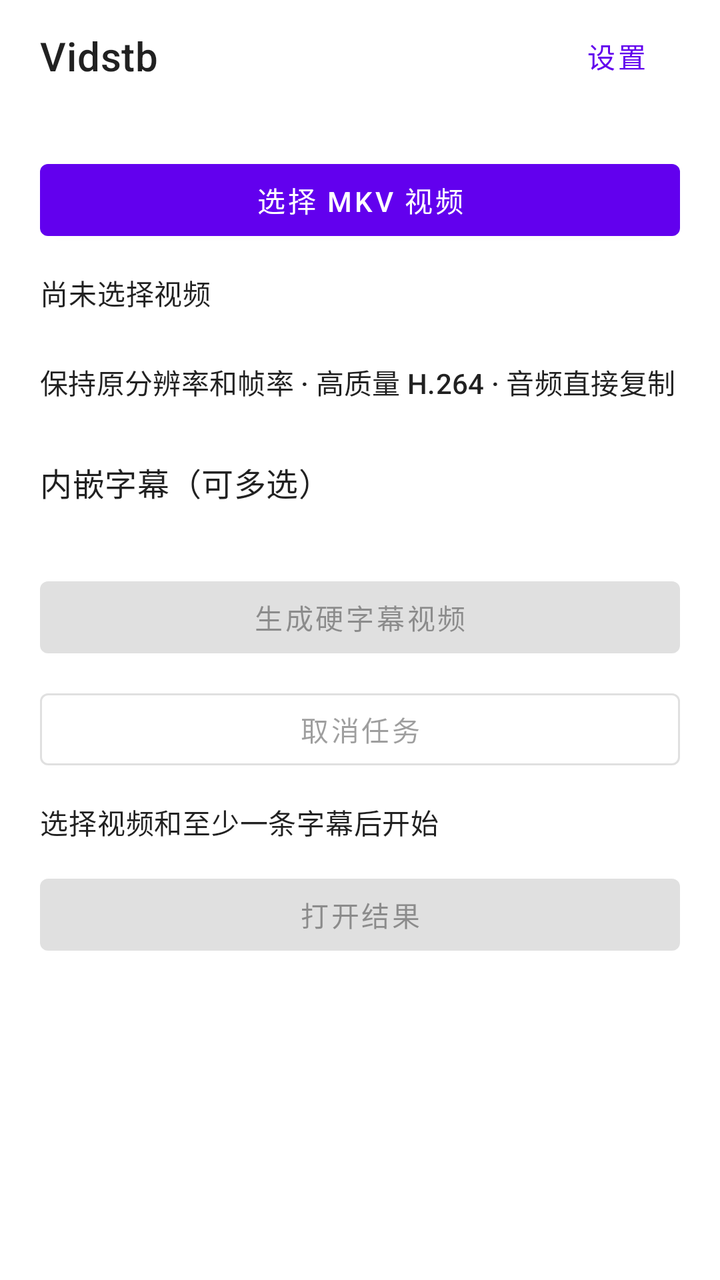
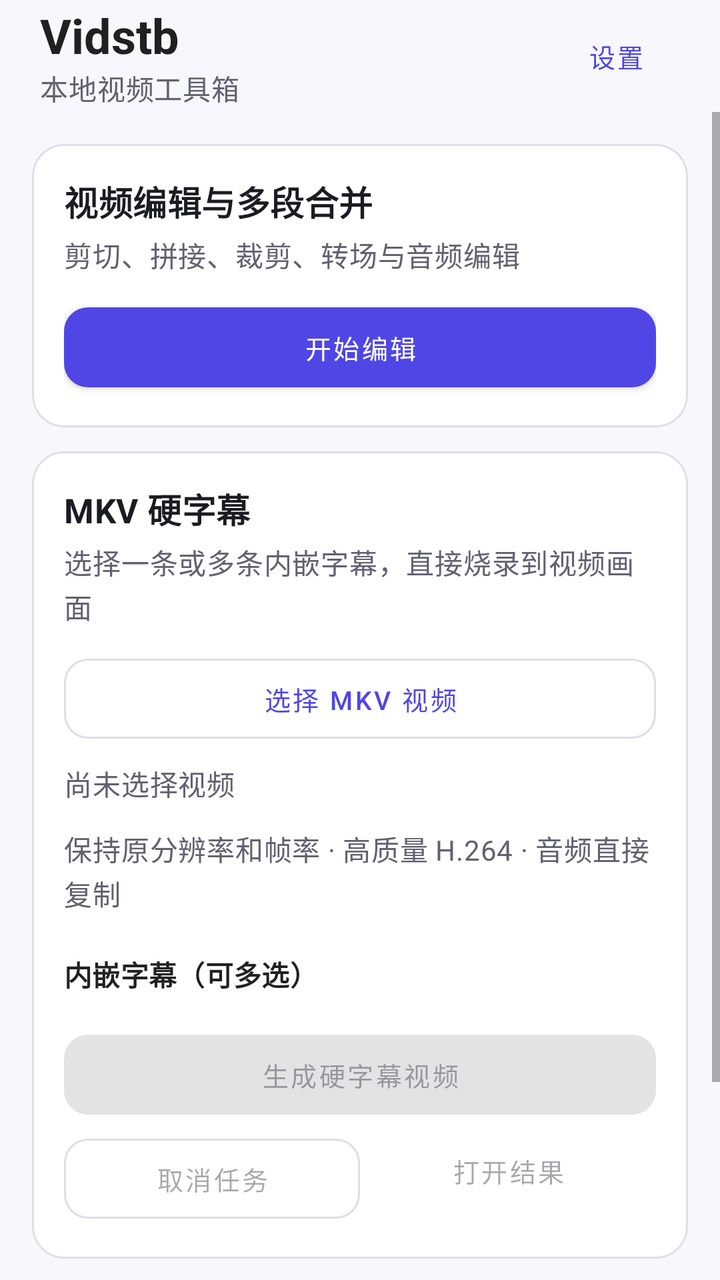

Before-and-after screenshots of an Android layout around one commit, followed by the original layout XML and the change that was made.
<!-- AndroidManifest.xml: application theme Theme.Vidstb -->
<!-- res/layout/activity_main.xml -->
<?xml version="1.0" encoding="utf-8"?>
<LinearLayout xmlns:android="http://schemas.android.com/apk/res/android"
    android:id="@+id/rootLayout"
    android:layout_width="match_parent"
    android:layout_height="match_parent"
    android:orientation="vertical">

    <LinearLayout
        android:layout_width="match_parent"
        android:layout_height="?attr/actionBarSize"
        android:gravity="center_vertical"
        android:orientation="horizontal"
        android:paddingStart="20dp"
        android:paddingEnd="8dp">

        <TextView
            android:layout_width="0dp"
            android:layout_height="wrap_content"
            android:layout_weight="1"
            android:text="@string/app_name"
            android:textAppearance="?attr/textAppearanceHeadline6" />

        <com.google.android.material.button.MaterialButton
            android:id="@+id/settingsButton"
            style="@style/Widget.MaterialComponents.Button.TextButton"
            android:layout_width="wrap_content"
            android:layout_height="wrap_content"
            android:text="@string/settings" />
    </LinearLayout>

    <ScrollView
        android:layout_width="match_parent"
        android:layout_height="0dp"
        android:layout_weight="1"
        android:fillViewport="true">

        <LinearLayout
            android:layout_width="match_parent"
            android:layout_height="wrap_content"
            android:orientation="vertical"
            android:padding="20dp">

            <com.google.android.material.button.MaterialButton
                android:id="@+id/selectVideoButton"
                android:layout_width="match_parent"
                android:layout_height="wrap_content"
                android:text="@string/select_video" />

            <TextView
                android:id="@+id/videoInfoText"
                android:layout_width="match_parent"
                android:layout_height="wrap_content"
                android:layout_marginTop="12dp"
                android:text="@string/no_video"
                android:textAppearance="?attr/textAppearanceBody2" />

            <TextView
                android:layout_width="match_parent"
                android:layout_height="wrap_content"
                android:layout_marginTop="24dp"
                android:text="@string/quality_summary"
                android:textAppearance="?attr/textAppearanceSubtitle2" />

            <TextView
                android:layout_width="match_parent"
                android:layout_height="wrap_content"
                android:layout_marginTop="28dp"
                android:text="@string/subtitle_tracks"
                android:textAppearance="?attr/textAppearanceSubtitle1" />

            <LinearLayout
                android:id="@+id/subtitleContainer"
                android:layout_width="match_parent"
                android:layout_height="wrap_content"
                android:layout_marginTop="8dp"
                android:orientation="vertical" />

            <com.google.android.material.button.MaterialButton
                android:id="@+id/startButton"
                android:layout_width="match_parent"
                android:layout_height="wrap_content"
                android:layout_marginTop="24dp"
                android:enabled="false"
                android:text="@string/start_conversion" />

            <com.google.android.material.button.MaterialButton
                android:id="@+id/cancelButton"
                style="@style/Widget.MaterialComponents.Button.OutlinedButton"
                android:layout_width="match_parent"
                android:layout_height="wrap_content"
                android:layout_marginTop="8dp"
                android:enabled="false"
                android:text="@string/cancel_conversion" />

            <ProgressBar
                android:id="@+id/progressBar"
                style="?android:attr/progressBarStyleHorizontal"
                android:layout_width="match_parent"
                android:layout_height="wrap_content"
                android:layout_marginTop="20dp"
                android:max="100"
                android:visibility="gone" />

            <TextView
                android:id="@+id/statusText"
                android:layout_width="match_parent"
                android:layout_height="wrap_content"
                android:layout_marginTop="12dp"
                android:text="@string/waiting"
                android:textAppearance="?attr/textAppearanceBody2" />

            <com.google.android.material.button.MaterialButton
                android:id="@+id/openResultButton"
                android:layout_width="match_parent"
                android:layout_height="wrap_content"
                android:layout_marginTop="12dp"
                android:enabled="false"
                android:text="@string/open_result" />
        </LinearLayout>
    </ScrollView>
</LinearLayout>
<!-- resources referenced by this layout -->
<resources>
  <string name="app_name">Vidstb</string>
  <string name="no_video">尚未选择视频</string>
  <string name="settings">设置</string>
  <style name="Theme.Vidstb" parent="Theme.MaterialComponents.DayNight.NoActionBar">
          
          <item name="colorPrimary">@color/purple_500</item>
          <item name="colorPrimaryVariant">@color/purple_700</item>
          <item name="colorOnPrimary">@color/white</item>
          
          <item name="colorSecondary">@color/teal_200</item>
          <item name="colorSecondaryVariant">@color/teal_700</item>
          <item name="colorOnSecondary">@color/black</item>
          
          <item name="android:statusBarColor">?attr/colorPrimaryVariant</item>
          
      </style>
  <color name="purple_500">#FF6200EE</color>
  <color name="purple_700">#FF3700B3</color>
  <color name="white">#FFFFFFFF</color>
  <color name="teal_200">#FF03DAC5</color>
  <color name="teal_700">#FF018786</color>
  <color name="black">#FF000000</color>
  <!-- unchanged entries left out for length: 7 -->
</resources>

<!-- the commit's change to res/layout/activity_main.xml (unified diff, before → after) -->
@@ -1,5 +1,6 @@
 <?xml version="1.0" encoding="utf-8"?>
 <LinearLayout xmlns:android="http://schemas.android.com/apk/res/android"
+    xmlns:app="http://schemas.android.com/apk/res-auto"
     android:id="@+id/rootLayout"
     android:layout_width="match_parent"
     android:layout_height="match_parent"
@@ -13,16 +14,27 @@
         android:paddingStart="20dp"
         android:paddingEnd="8dp">
 
-        <TextView
+        <LinearLayout
             android:layout_width="0dp"
             android:layout_height="wrap_content"
             android:layout_weight="1"
-            android:text="@string/app_name"
-            android:textAppearance="?attr/textAppearanceHeadline6" />
+            android:orientation="vertical">
+            <TextView
+                android:layout_width="wrap_content"
+                android:layout_height="wrap_content"
+                android:text="@string/app_name"
+                android:textAppearance="?attr/textAppearanceHeadline5"
+                android:textStyle="bold" />
+            <TextView
+                android:layout_width="wrap_content"
+                android:layout_height="wrap_content"
+                android:text="本地视频工具箱"
+                style="@style/Text.Vidstb.Caption" />
+        </LinearLayout>
 
         <com.google.android.material.button.MaterialButton
             android:id="@+id/settingsButton"
-            style="@style/Widget.MaterialComponents.Button.TextButton"
+            style="@style/Widget.Vidstb.Button.Text"
             android:layout_width="wrap_content"
             android:layout_height="wrap_content"
             android:text="@string/settings" />
@@ -38,84 +50,159 @@
             android:layout_width="match_parent"
             android:layout_height="wrap_content"
             android:orientation="vertical"
-            android:padding="20dp">
-
-            <com.google.android.material.button.MaterialButton
-                android:id="@+id/selectVideoButton"
+            android:padding="@dimen/page_padding">
+
+            <com.google.android.material.card.MaterialCardView
+                style="@style/Widget.Vidstb.Card"
                 android:layout_width="match_parent"
-                android:layout_height="wrap_content"
-                android:text="@string/select_video" />
-
-            <TextView
-                android:id="@+id/videoInfoText"
+                android:layout_height="wrap_content">
+                <LinearLayout
+                    android:layout_width="match_parent"
+                    android:layout_height="wrap_content"
+                    android:orientation="vertical"
+                    android:padding="@dimen/card_padding">
+                    <TextView
+                        android:layout_width="match_parent"
+                        android:layout_height="wrap_content"
+                        style="@style/Text.Vidstb.SectionTitle"
+                        android:text="视频编辑与多段合并" />
+                    <TextView
+                        android:layout_width="match_parent"
+                        android:layout_height="wrap_content"
+                        android:layout_marginTop="4dp"
+                        style="@style/Text.Vidstb.Caption"
+                        android:text="剪切、拼接、裁剪、转场与音频编辑" />
+                    <com.google.android.material.button.MaterialButton
+                        android:id="@+id/openEditorButton"
+                        style="@style/Widget.Vidstb.Button"
+                        android:layout_width="match_parent"
+                        android:layout_height="wrap_content"
+                        android:layout_marginTop="12dp"
+                        android:text="开始编辑" />
+                </LinearLayout>
+            </com.google.android.material.card.MaterialCardView>
+
+            <com.google.android.material.card.MaterialCardView
+                style="@style/Widget.Vidstb.Card"
                 android:layout_width="match_parent"
                 android:layout_height="wrap_content"
-                android:layout_marginTop="12dp"
-                android:text="@string/no_video"
-                android:textAppearance="?attr/textAppearanceBody2" />
-
-            <TextView
+                android:layout_marginTop="@dimen/section_spacing">
+                <LinearLayout
+                    android:layout_width="match_parent"
+                    android:layout_height="wrap_content"
+                    android:orientation="vertical"
+                    android:padding="@dimen/card_padding">
+                    <TextView
+                        android:layout_width="match_parent"
+                        android:layout_height="wrap_content"
+                        style="@style/Text.Vidstb.SectionTitle"
+                        android:text="MKV 硬字幕" />
+                    <TextView
+                        android:layout_width="match_parent"
+                        android:layout_height="wrap_content"
+                        android:layout_marginTop="4dp"
+                        style="@style/Text.Vidstb.Caption"
+                        android:text="选择一条或多条内嵌字幕，直接烧录到视频画面" />
+
+                    <com.google.android.material.button.MaterialButton
+                        android:id="@+id/selectVideoButton"
+                        style="@style/Widget.Vidstb.Button.Outlined"
+                        android:layout_width="match_parent"
+                        android:layout_height="wrap_content"
+                        android:layout_marginTop="12dp"
+                        android:text="@string/select_video" />
+                    <TextView
+                        android:id="@+id/videoInfoText"
+                        style="@style/Text.Vidstb.Caption"
+                        android:layout_width="match_parent"
+                        android:layout_height="wrap_content"
+                        android:layout_marginTop="8dp"
+                        android:text="@string/no_video" />
+                    <TextView
+                        style="@style/Text.Vidstb.Caption"
+                        android:layout_width="match_parent"
+                        android:layout_height="wrap_content"
+                        android:layout_marginTop="12dp"
+                        android:text="@string/quality_summary" />
+                    <TextView
+                        android:layout_width="match_parent"
+                        android:layout_height="wrap_content"
+                        android:layout_marginTop="20dp"
+                        android:text="@string/subtitle_tracks"
+                        android:textAppearance="?attr/textAppearanceSubtitle2"
+                        android:textStyle="bold" />
+                    <LinearLayout
+                        android:id="@+id/subtitleContainer"
+                        android:layout_width="match_parent"
+                        android:layout_height="wrap_content"
+                        android:layout_marginTop="4dp"
+                        android:orientation="vertical" />
+                    <com.google.android.material.button.MaterialButton
+                        android:id="@+id/startButton"
+                        style="@style/Widget.Vidstb.Button"
+                        android:layout_width="match_parent"
+                        android:layout_height="wrap_content"
+                        android:layout_marginTop="12dp"
+                        android:enabled="false"
+                        android:text="@string/start_conversion" />
+                    <LinearLayout
+                        android:layout_width="match_parent"
+                        android:layout_height="wrap_content"
+                        android:orientation="horizontal">
+                        <com.google.android.material.button.MaterialButton
+                            android:id="@+id/cancelButton"
+                            style="@style/Widget.Vidstb.Button.Outlined"
+                            android:layout_width="0dp"
+                            android:layout_height="wrap_content"
+                            android:layout_weight="1"
+                            android:layout_marginTop="4dp"
+                            android:enabled="false"
+                            android:text="@string/cancel_conversion" />
+                        <com.google.android.material.button.MaterialButton
+                            android:id="@+id/openResultButton"
+                            style="@style/Widget.Vidstb.Button.Text"
+                            android:layout_width="0dp"
+                            android:layout_height="wrap_content"
+                            android:layout_weight="1"
+                            android:enabled="false"
+                            android:text="@string/open_result" />
+                    </LinearLayout>
+                </LinearLayout>
+            </com.google.android.material.card.MaterialCardView>
+
+            <com.google.android.material.card.MaterialCardView
+                style="@style/Widget.Vidstb.Card"
                 android:layout_width="match_parent"
                 android:layout_height="wrap_content"
-                android:layout_marginTop="24dp"
-                android:text="@string/quality_summary"
-                android:textAppearance="?attr/textAppearanceSubtitle2" />
-
-            <TextView
-                android:layout_width="match_parent"
-                android:layout_height="wrap_content"
-                android:layout_marginTop="28dp"
-                android:text="@string/subtitle_tracks"
-                android:textAppearance="?attr/textAppearanceSubtitle1" />
-
-            <LinearLayout
-                android:id="@+id/subtitleContainer"
-                android:layout_width="match_parent"
-                android:layout_height="wrap_content"
-                android:layout_marginTop="8dp"
-                android:orientation="vertical" />
-
-            <com.google.android.material.button.MaterialButton
-                android:id="@+id/startButton"
-                android:layout_width="match_parent"
-                android:layout_height="wrap_content"
-                android:layout_marginTop="24dp"
-                android:enabled="false"
-                android:text="@string/start_conversion" />
-
-            <com.google.android.material.button.MaterialButton
-                android:id="@+id/cancelButton"
-                style="@style/Widget.MaterialComponents.Button.OutlinedButton"
-                android:layout_width="match_parent"
-                android:layout_height="wrap_content"
-                android:layout_marginTop="8dp"
-                android:enabled="false"
-                android:text="@string/cancel_conversion" />
-
-            <ProgressBar
-                android:id="@+id/progressBar"
-                style="?android:attr/progressBarStyleHorizontal"
-                android:layout_width="match_parent"
-                android:layout_height="wrap_content"
-                android:layout_marginTop="20dp"
-                android:max="100"
-                android:visibility="gone" />
-
-            <TextView
-                android:id="@+id/statusText"
-                android:layout_width="match_parent"
-                android:layout_height="wrap_content"
-                android:layout_marginTop="12dp"
-                android:text="@string/waiting"
-                android:textAppearance="?attr/textAppearanceBody2" />
-
-            <com.google.android.material.button.MaterialButton
-                android:id="@+id/openResultButton"
-                android:layout_width="match_parent"
-                android:layout_height="wrap_content"
-                android:layout_marginTop="12dp"
-                android:enabled="false"
-                android:text="@string/open_result" />
+                android:layout_marginTop="@dimen/section_spacing"
+                android:layout_marginBottom="16dp">
+                <LinearLayout
+                    android:layout_width="match_parent"
+                    android:layout_height="wrap_content"
+                    android:orientation="vertical"
+                    android:padding="@dimen/card_padding">
+                    <TextView
+                        android:layout_width="match_parent"
+                        android:layout_height="wrap_content"
+                        style="@style/Text.Vidstb.SectionTitle"
+                        android:text="任务状态" />
+                    <ProgressBar
+                        android:id="@+id/progressBar"
+                        style="?android:attr/progressBarStyleHorizontal"
+                        android:layout_width="match_parent"
+                        android:layout_height="wrap_content"
+                        android:layout_marginTop="12dp"
+                        android:max="100"
+                        android:visibility="gone" />
+                    <TextView
+                        android:id="@+id/statusText"
+                        style="@style/Text.Vidstb.Caption"
+                        android:layout_width="match_parent"
+                        android:layout_height="wrap_content"
+                        android:layout_marginTop="8dp"
+                        android:text="@string/waiting" />
+                </LinearLayout>
+            </com.google.android.material.card.MaterialCardView>
         </LinearLayout>
     </ScrollView>
 </LinearLayout>
<!-- resource entries referenced after the edit -->
@@ -1,27 +1,78 @@
 <!-- resources referenced by this layout -->
 <resources>
+  <dimen name="card_padding">16dp</dimen>
+  <dimen name="page_padding">16dp</dimen>
+  <dimen name="section_spacing">12dp</dimen>
   <string name="app_name">Vidstb</string>
   <string name="no_video">尚未选择视频</string>
   <string name="settings">设置</string>
+  <style name="Text.Vidstb.Caption" parent="TextAppearance.MaterialComponents.Body2">
+          <item name="android:textColor">?attr/colorOnSurfaceVariant</item>
+          <item name="android:lineSpacingExtra">2dp</item>
+      </style>
+  <style name="Text.Vidstb.SectionTitle" parent="TextAppearance.MaterialComponents.Subtitle1">
+          <item name="android:textColor">?attr/colorOnSurface</item>
+          <item name="android:textStyle">bold</item>
+          <item name="android:textSize">17sp</item>
+      </style>
+  <style name="Widget.Vidstb.Button" parent="Widget.MaterialComponents.Button">
+          <item name="android:minHeight">@dimen/button_height</item>
+          <item name="android:textSize">13sp</item>
+          <item name="android:insetTop">4dp</item>
+          <item name="android:insetBottom">4dp</item>
+          <item name="cornerRadius">12dp</item>
+          <item name="android:paddingLeft">8dp</item>
+          <item name="android:paddingRight">8dp</item>
+      </style>
+  <style name="Widget.Vidstb.Button.Outlined" parent="Widget.MaterialComponents.Button.OutlinedButton">
+          <item name="android:minHeight">@dimen/button_height</item>
+          <item name="android:textSize">13sp</item>
+          <item name="android:insetTop">4dp</item>
+          <item name="android:insetBottom">4dp</item>
+          <item name="cornerRadius">12dp</item>
+          <item name="strokeColor">@color/app_outline</item>
+      </style>
+  <style name="Widget.Vidstb.Button.Text" parent="Widget.MaterialComponents.Button.TextButton">
+          <item name="android:minHeight">@dimen/button_height</item>
+          <item name="android:textSize">13sp</item>
+          <item name="android:insetTop">4dp</item>
+          <item name="android:insetBottom">4dp</item>
+      </style>
+  <style name="Widget.Vidstb.Card" parent="Widget.MaterialComponents.CardView">
+          <item name="cardBackgroundColor">?attr/colorSurface</item>
+          <item name="cardCornerRadius">@dimen/card_radius</item>
+          <item name="cardElevation">0dp</item>
+          <item name="strokeColor">@color/app_outline</item>
+          <item name="strokeWidth">1dp</item>
+      </style>
   <style name="Theme.Vidstb" parent="Theme.MaterialComponents.DayNight.NoActionBar">
-          
-          <item name="colorPrimary">@color/purple_500</item>
-          <item name="colorPrimaryVariant">@color/purple_700</item>
-          <item name="colorOnPrimary">@color/white</item>
-          
-          <item name="colorSecondary">@color/teal_200</item>
-          <item name="colorSecondaryVariant">@color/teal_700</item>
+          <item name="colorPrimary">@color/app_primary</item>
+          <item name="colorPrimaryVariant">@color/app_primary_variant</item>
+          <item name="colorOnPrimary">@color/app_on_primary</item>
+          <item name="colorSecondary">@color/app_secondary</item>
+          <item name="colorSecondaryVariant">@color/app_secondary</item>
           <item name="colorOnSecondary">@color/black</item>
-          
-          <item name="android:statusBarColor">?attr/colorPrimaryVariant</item>
-          
+          <item name="colorSurface">@color/app_surface</item>
+          <item name="colorOnSurface">@color/app_on_surface</item>
+          <item name="colorOnSurfaceVariant">@color/app_on_surface_variant</item>
+          <item name="android:colorBackground">@color/app_background</item>
+          <item name="android:windowBackground">@color/app_background</item>
+          <item name="android:statusBarColor">@color/app_background</item>
+          <item name="android:navigationBarColor">@color/app_background</item>
+          <item name="android:windowLightStatusBar">true</item>
       </style>
-  <color name="purple_500">#FF6200EE</color>
-  <color name="purple_700">#FF3700B3</color>
-  <color name="white">#FFFFFFFF</color>
-  <color name="teal_200">#FF03DAC5</color>
-  <color name="teal_700">#FF018786</color>
+  <dimen name="button_height">48dp</dimen>
+  <color name="app_outline">#DDDEE8</color>
+  <dimen name="card_radius">16dp</dimen>
+  <color name="app_primary">#4F46E5</color>
+  <color name="app_primary_variant">#3730A3</color>
+  <color name="app_on_primary">#FFFFFFFF</color>
+  <color name="app_secondary">#0D9488</color>
   <color name="black">#FF000000</color>
+  <color name="app_surface">#FFFFFFFF</color>
+  <color name="app_on_surface">#1B1B22</color>
+  <color name="app_on_surface_variant">#616170</color>
+  <color name="app_background">#F7F7FC</color>
   <!-- unchanged entries left out for length: 7 -->
 </resources>
 
